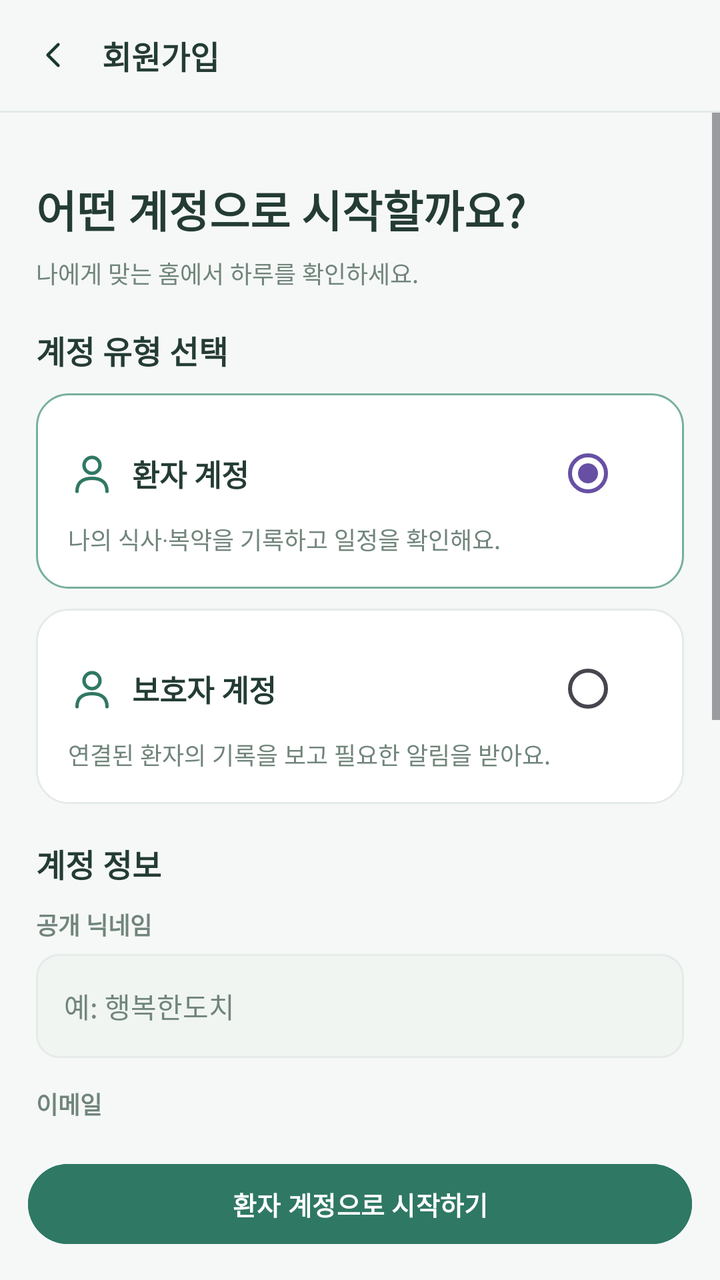
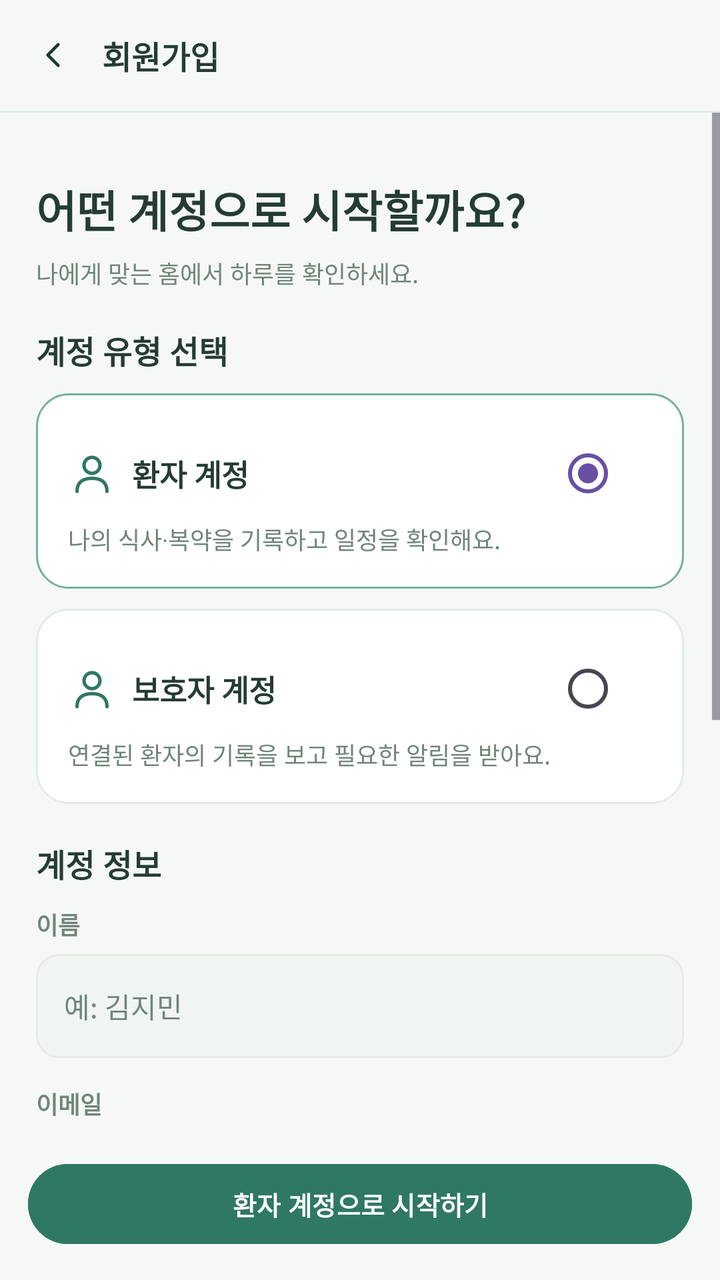

An Android layout rendered at two revisions. The XML below is the earlier revision; the diff shows what the commit changed to produce the second picture.
<!-- AndroidManifest.xml: application theme Theme.MealCare -->
<!-- res/layout/activity_sign_up.xml -->
<?xml version='1.0' encoding='utf-8'?>
<LinearLayout xmlns:android="http://schemas.android.com/apk/res/android" android:layout_width="match_parent" android:layout_height="match_parent" android:orientation="vertical" android:background="@color/mc_bg" android:fitsSystemWindows="true">
    <LinearLayout android:layout_width="match_parent" android:layout_height="wrap_content" android:orientation="horizontal" android:gravity="center_vertical" android:padding="16dp">
        <ImageView android:id="@+id/btnBack" android:layout_width="21dp" android:layout_height="21dp" android:src="@drawable/mc_ic_back" android:tint="@color/mc_dark" android:contentDescription="back" android:layout_marginEnd="14dp" />
        <TextView android:layout_width="0dp" android:layout_height="wrap_content" android:text="회원가입" android:textColor="@color/mc_text" android:textSize="16sp" android:textStyle="bold" android:layout_weight="1" />
    </LinearLayout>
    <View android:layout_width="match_parent" android:layout_height="1dp" android:background="@color/mc_line" />
    <ScrollView android:layout_width="match_parent" android:layout_height="0dp" android:layout_weight="1" android:fillViewport="true" android:clipToPadding="false">
        <LinearLayout android:layout_width="match_parent" android:layout_height="wrap_content" android:orientation="vertical" android:padding="18dp">
            <Space android:layout_width="1dp" android:layout_height="14dp" />
            <TextView android:layout_width="wrap_content" android:layout_height="wrap_content" android:text="어떤 계정으로 시작할까요?" android:textColor="@color/mc_text" android:textSize="22sp" android:textStyle="bold" android:layout_marginBottom="7dp" />
            <TextView android:layout_width="wrap_content" android:layout_height="wrap_content" android:text="나에게 맞는 홈에서 하루를 확인하세요." android:textColor="@color/mc_muted" android:textSize="12sp" android:layout_marginBottom="18dp" />
            <LinearLayout android:layout_width="match_parent" android:layout_height="wrap_content" android:orientation="horizontal" android:gravity="center_vertical" android:layout_marginBottom="10dp">
                <TextView android:layout_width="0dp" android:layout_height="wrap_content" android:text="계정 유형 선택" android:textColor="@color/mc_text" android:textSize="16sp" android:textStyle="bold" android:layout_weight="1" />
            </LinearLayout>
            <LinearLayout android:id="@+id/cardPatient" android:layout_width="match_parent" android:layout_height="wrap_content" android:orientation="vertical" android:background="@drawable/mc_card_outline" android:layout_marginBottom="10dp" android:padding="16dp">
                <LinearLayout android:layout_width="match_parent" android:layout_height="wrap_content" android:orientation="horizontal" android:gravity="center_vertical">
                    <ImageView android:layout_width="24dp" android:layout_height="24dp" android:src="@drawable/mc_ic_user" android:tint="@color/mc_primary" android:contentDescription="user" android:layout_marginEnd="8dp" />
                    <TextView android:layout_width="0dp" android:layout_height="wrap_content" android:text="환자 계정" android:textColor="@color/mc_text" android:textSize="15sp" android:textStyle="bold" android:layout_weight="1" />
                    <RadioButton android:id="@+id/rbPatient" android:layout_width="wrap_content" android:layout_height="wrap_content" android:checked="true" android:clickable="false" android:focusable="false" android:buttonTint="@color/mc_primary" />
                </LinearLayout>
                <TextView android:layout_width="wrap_content" android:layout_height="wrap_content" android:text="나의 식사·복약을 기록하고 일정을 확인해요." android:textColor="@color/mc_muted" android:textSize="12sp" />
            </LinearLayout>
            <LinearLayout android:id="@+id/cardGuardian" android:layout_width="match_parent" android:layout_height="wrap_content" android:orientation="vertical" android:background="@drawable/mc_card" android:layout_marginBottom="18dp" android:padding="16dp">
                <LinearLayout android:layout_width="match_parent" android:layout_height="wrap_content" android:orientation="horizontal" android:gravity="center_vertical">
                    <ImageView android:layout_width="24dp" android:layout_height="24dp" android:src="@drawable/mc_ic_user" android:tint="@color/mc_primary" android:contentDescription="user" android:layout_marginEnd="8dp" />
                    <TextView android:layout_width="0dp" android:layout_height="wrap_content" android:text="보호자 계정" android:textColor="@color/mc_text" android:textSize="15sp" android:textStyle="bold" android:layout_weight="1" />
                    <RadioButton android:id="@+id/rbGuardian" android:layout_width="wrap_content" android:layout_height="wrap_content" android:checked="false" android:clickable="false" android:focusable="false" android:buttonTint="@color/mc_primary" />
                </LinearLayout>
                <TextView android:layout_width="wrap_content" android:layout_height="wrap_content" android:text="연결된 환자의 기록을 보고 필요한 알림을 받아요." android:textColor="@color/mc_muted" android:textSize="12sp" />
            </LinearLayout>
            <LinearLayout android:layout_width="match_parent" android:layout_height="wrap_content" android:orientation="horizontal" android:gravity="center_vertical" android:layout_marginBottom="10dp">
                <TextView android:layout_width="0dp" android:layout_height="wrap_content" android:text="계정 정보" android:textColor="@color/mc_text" android:textSize="16sp" android:textStyle="bold" android:layout_weight="1" />
            </LinearLayout>
            <TextView android:layout_width="wrap_content" android:layout_height="wrap_content" android:text="공개 닉네임" android:textColor="@color/mc_muted" android:textSize="12sp" android:textStyle="bold" android:layout_marginBottom="6dp" />
            <EditText android:id="@+id/etName" android:layout_width="match_parent" android:layout_height="52dp" android:background="@drawable/mc_field" android:paddingStart="14dp" android:paddingEnd="14dp" android:textSize="14sp" android:textColor="@color/mc_text" android:textColorHint="@color/mc_muted" android:hint="예: 행복한도치" android:inputType="textPersonName" android:gravity="center_vertical" />
            <TextView android:layout_width="wrap_content" android:layout_height="wrap_content" android:text="이메일" android:textColor="@color/mc_muted" android:textSize="12sp" android:textStyle="bold" android:layout_marginTop="14dp" android:layout_marginBottom="6dp" />
            <EditText android:id="@+id/etEmail" android:layout_width="match_parent" android:layout_height="52dp" android:background="@drawable/mc_field" android:paddingStart="14dp" android:paddingEnd="14dp" android:textSize="14sp" android:textColor="@color/mc_text" android:textColorHint="@color/mc_muted" android:hint="example@mealcare.com" android:inputType="textEmailAddress" android:gravity="center_vertical" />
            <TextView android:layout_width="wrap_content" android:layout_height="wrap_content" android:text="비밀번호" android:textColor="@color/mc_muted" android:textSize="12sp" android:textStyle="bold" android:layout_marginTop="14dp" android:layout_marginBottom="6dp" />
            <EditText android:id="@+id/etPassword" android:layout_width="match_parent" android:layout_height="52dp" android:background="@drawable/mc_field" android:paddingStart="14dp" android:paddingEnd="14dp" android:textSize="14sp" android:textColor="@color/mc_text" android:textColorHint="@color/mc_muted" android:hint="6자 이상" android:inputType="textPassword" android:gravity="center_vertical" />
            <TextView android:layout_width="wrap_content" android:layout_height="wrap_content" android:text="비밀번호 확인" android:textColor="@color/mc_muted" android:textSize="12sp" android:textStyle="bold" android:layout_marginTop="14dp" android:layout_marginBottom="6dp" />
            <EditText android:id="@+id/etPasswordConfirm" android:layout_width="match_parent" android:layout_height="52dp" android:background="@drawable/mc_field" android:paddingStart="14dp" android:paddingEnd="14dp" android:textSize="14sp" android:textColor="@color/mc_text" android:textColorHint="@color/mc_muted" android:hint="비밀번호 다시 입력" android:inputType="textPassword" android:gravity="center_vertical" />
            <LinearLayout android:layout_width="match_parent" android:layout_height="wrap_content" android:orientation="vertical" android:background="@drawable/mc_card_blue" android:layout_marginTop="18dp" android:layout_marginBottom="12dp" android:padding="12dp">
                <TextView android:layout_width="wrap_content" android:layout_height="wrap_content" android:text="환자와 보호자는 초대 코드를 통해 연결할 수 있습니다. 개인정보 공유 범위를 확인하세요." android:textColor="@color/mc_muted" android:textSize="11sp" android:lineSpacingExtra="3dp" />
            </LinearLayout>
        </LinearLayout>
    </ScrollView>
    <LinearLayout android:layout_width="match_parent" android:layout_height="wrap_content" android:orientation="vertical" android:background="@color/mc_bg" android:padding="14dp">
        <Button android:id="@+id/btnSignUp" android:layout_width="match_parent" android:layout_height="48dp" android:text="환자 계정으로 시작하기" android:textAllCaps="false" android:textSize="13sp" android:textStyle="bold" android:textColor="@color/mc_white" android:backgroundTint="@color/mc_primary" android:minHeight="0dp" />
    </LinearLayout>
</LinearLayout>
<!-- resources referenced by this layout -->
<resources>
  <color name="mc_bg">#F6F8F7</color>
  <color name="mc_dark">#18382E</color>
  <color name="mc_line">#E3EAE6</color>
  <color name="mc_muted">#71857B</color>
  <color name="mc_primary">#2F7864</color>
  <color name="mc_text">#243C34</color>
  <color name="mc_white">#FFFFFF</color>
  <!-- drawable mc_card (drawable) -->
  <?xml version='1.0' encoding='utf-8'?>
  <shape xmlns:android="http://schemas.android.com/apk/res/android" android:shape="rectangle">
      <solid android:color="#FFFFFF" />
      <corners android:radius="16dp" />
      <stroke android:width="1dp" android:color="#E5EBE8" />
  </shape>
  <!-- drawable mc_card_blue (drawable) -->
  <?xml version='1.0' encoding='utf-8'?>
  <shape xmlns:android="http://schemas.android.com/apk/res/android" android:shape="rectangle">
      <solid android:color="#EAF3F7" />
      <corners android:radius="15dp" />
  </shape>
  <!-- drawable mc_card_outline (drawable) -->
  <?xml version='1.0' encoding='utf-8'?>
  <shape xmlns:android="http://schemas.android.com/apk/res/android" android:shape="rectangle">
      <solid android:color="#FFFFFF" />
      <corners android:radius="16dp" />
      <stroke android:width="1dp" android:color="#78B09A" />
  </shape>
  <!-- drawable mc_field (drawable) -->
  <?xml version='1.0' encoding='utf-8'?>
  <shape xmlns:android="http://schemas.android.com/apk/res/android" android:shape="rectangle">
      <solid android:color="#F0F5F2" />
      <corners android:radius="11dp" />
      <stroke android:width="1dp" android:color="#E5EBE8" />
  </shape>
  <!-- drawable mc_ic_back (drawable) -->
  <?xml version='1.0' encoding='utf-8'?>
  <vector xmlns:android="http://schemas.android.com/apk/res/android" android:width="24dp" android:height="24dp" android:viewportWidth="24" android:viewportHeight="24">
      <path android:pathData="M15,18 L9,12 L15,6" android:strokeColor="#2F7864" android:strokeWidth="1.7" android:fillColor="#00000000" android:strokeLineCap="round" android:strokeLineJoin="round" />
  </vector>
  <!-- drawable mc_ic_user (drawable) -->
  <?xml version='1.0' encoding='utf-8'?>
  <vector xmlns:android="http://schemas.android.com/apk/res/android" android:width="24dp" android:height="24dp" android:viewportWidth="24" android:viewportHeight="24">
      <path android:pathData="M12,12 C14.2,12 16,10.2 16,8 C16,5.8 14.2,4 12,4 C9.8,4 8,5.8 8,8 C8,10.2 9.8,12 12,12 Z" android:strokeColor="#2F7864" android:strokeWidth="1.7" android:fillColor="#00000000" android:strokeLineCap="round" android:strokeLineJoin="round" />
      <path android:pathData="M4.5,21 C4.5,16.8 7,14.5 12,14.5 C17,14.5 19.5,16.8 19.5,21" android:strokeColor="#2F7864" android:strokeWidth="1.7" android:fillColor="#00000000" android:strokeLineCap="round" android:strokeLineJoin="round" />
  </vector>
  <style name="Theme.MealCare" parent="Base.Theme.MealCare" />
  <style name="Base.Theme.MealCare" parent="Theme.Material3.DayNight.NoActionBar">
          
          
      </style>
</resources>

<!-- the commit's change to res/layout/activity_sign_up.xml (unified diff, before → after) -->
@@ -32,8 +32,8 @@
             <LinearLayout android:layout_width="match_parent" android:layout_height="wrap_content" android:orientation="horizontal" android:gravity="center_vertical" android:layout_marginBottom="10dp">
                 <TextView android:layout_width="0dp" android:layout_height="wrap_content" android:text="계정 정보" android:textColor="@color/mc_text" android:textSize="16sp" android:textStyle="bold" android:layout_weight="1" />
             </LinearLayout>
-            <TextView android:layout_width="wrap_content" android:layout_height="wrap_content" android:text="공개 닉네임" android:textColor="@color/mc_muted" android:textSize="12sp" android:textStyle="bold" android:layout_marginBottom="6dp" />
-            <EditText android:id="@+id/etName" android:layout_width="match_parent" android:layout_height="52dp" android:background="@drawable/mc_field" android:paddingStart="14dp" android:paddingEnd="14dp" android:textSize="14sp" android:textColor="@color/mc_text" android:textColorHint="@color/mc_muted" android:hint="예: 행복한도치" android:inputType="textPersonName" android:gravity="center_vertical" />
+            <TextView android:layout_width="wrap_content" android:layout_height="wrap_content" android:text="이름" android:textColor="@color/mc_muted" android:textSize="12sp" android:textStyle="bold" android:layout_marginBottom="6dp" />
+            <EditText android:id="@+id/etName" android:layout_width="match_parent" android:layout_height="52dp" android:background="@drawable/mc_field" android:paddingStart="14dp" android:paddingEnd="14dp" android:textSize="14sp" android:textColor="@color/mc_text" android:textColorHint="@color/mc_muted" android:hint="예: 김지민" android:inputType="textPersonName" android:gravity="center_vertical" />
             <TextView android:layout_width="wrap_content" android:layout_height="wrap_content" android:text="이메일" android:textColor="@color/mc_muted" android:textSize="12sp" android:textStyle="bold" android:layout_marginTop="14dp" android:layout_marginBottom="6dp" />
             <EditText android:id="@+id/etEmail" android:layout_width="match_parent" android:layout_height="52dp" android:background="@drawable/mc_field" android:paddingStart="14dp" android:paddingEnd="14dp" android:textSize="14sp" android:textColor="@color/mc_text" android:textColorHint="@color/mc_muted" android:hint="example@mealcare.com" android:inputType="textEmailAddress" android:gravity="center_vertical" />
             <TextView android:layout_width="wrap_content" android:layout_height="wrap_content" android:text="비밀번호" android:textColor="@color/mc_muted" android:textSize="12sp" android:textStyle="bold" android:layout_marginTop="14dp" android:layout_marginBottom="6dp" />
